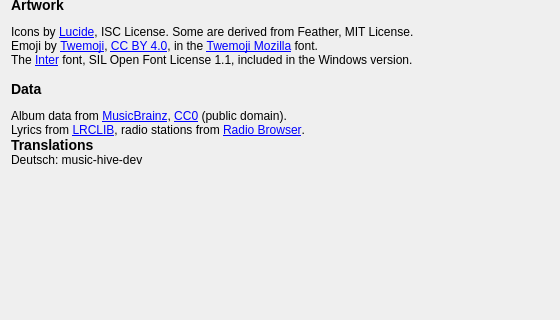
music-hive-dev/MusicHive, file ui/about.ui: the form before one commit; both pictures show x 0 to 560 and y 335 to 655 of the 560 by 760 pixel window.
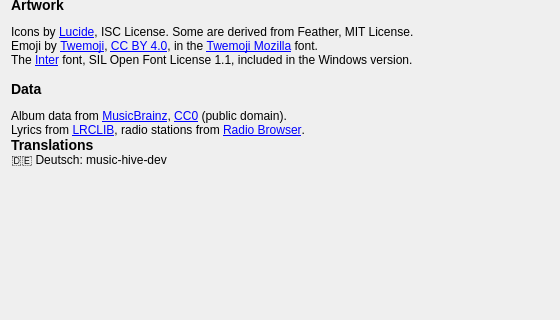
The form after the commit.

Commit message: About window: translators with the same spacing as the other sections, and their flag; still version 1.8.0

The edit to the form file:
```diff
--- a/ui/about.ui
+++ b/ui/about.ui
@@ -119,7 +119,9 @@
        <item>
         <widget class="QLabel" name="aboutTranslators">
          <property name="text">
-          <string notr="true">Deutsch: music-hive-dev</string>
+          <string notr="true">&lt;p&gt;
+🇩🇪 Deutsch: music-hive-dev
+&lt;/p&gt;</string>
          </property>
          <property name="textFormat">
           <enum>Qt::TextFormat::RichText</enum>
```
The commit also changes 2 other files.
